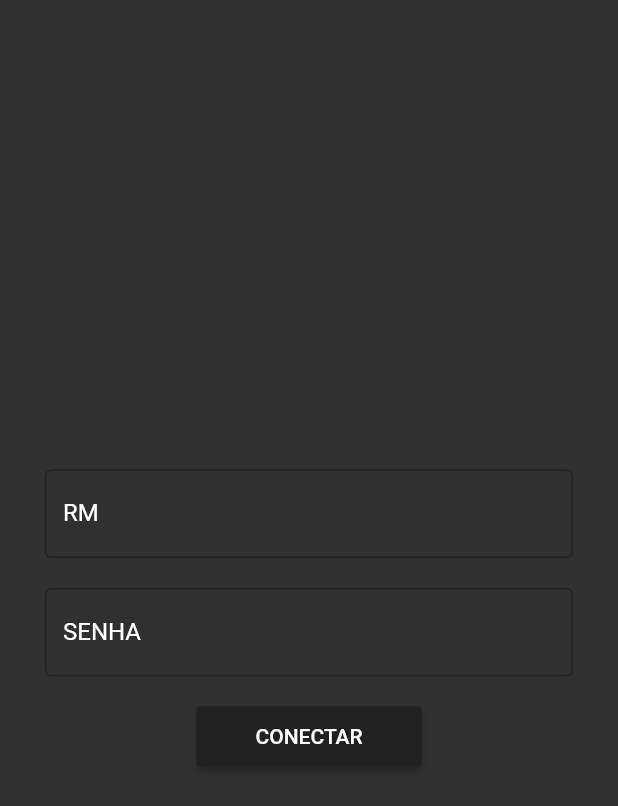
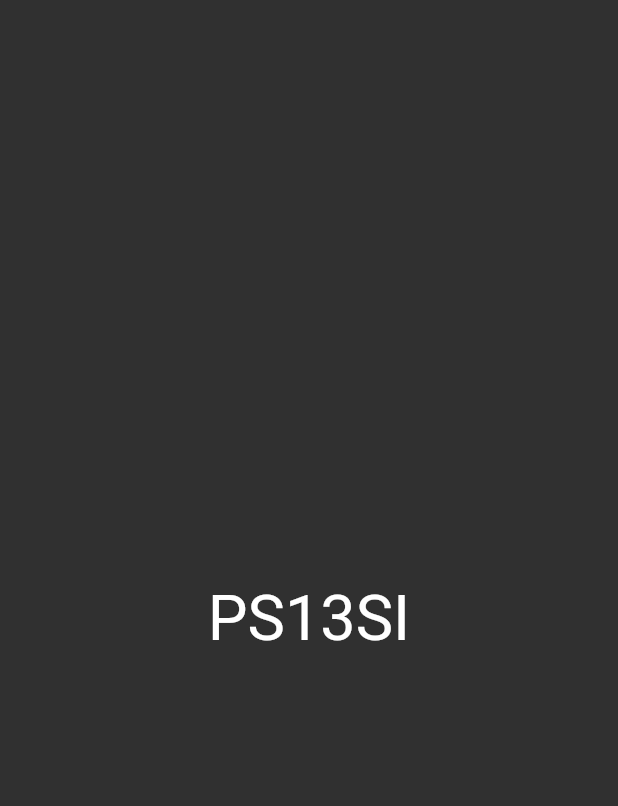
Before and after one commit to GGotha/PS13SI-Flutter, a Flutter app: the first screen one second after launch, on a phone screen of 412 x 824 dp. Shown: the top 806 px of the screen. Run offline on Flutter 3.47's test engine with Material 2 defaults, Android fonts, the phone set to English and light mode, and no system bars; our stand-ins replace badges, flutter_local_notifications.

Commit message:
add some assets

```diff
--- a/lib/app.dart
+++ b/lib/app.dart
@@ -4,6 +4,7 @@ import 'package:ps13si/models/notification_model.dart';
 import 'package:ps13si/screens/course_details_screen.dart';
 import 'package:ps13si/screens/home_screen.dart';
 import 'package:ps13si/screens/login_screen.dart';
+import 'package:ps13si/screens/splash_screen.dart';
 
 class App extends StatelessWidget {
   @override
@@ -17,7 +18,8 @@ class App extends StatelessWidget {
         themeMode: ThemeMode.dark,
         initialRoute: "/",
         routes: {
-          "/": (context) => LoginScreen(),
+          "/": (context) => SplashScreen(),
+          "/login": (context) => LoginScreen(),
           "/home": (context) => HomeScreen(),
           "/course-details": (context) => CourseDetailsScreen(),
         },
--- a/lib/repository/database.dart
+++ b/lib/repository/database.dart
@@ -3,7 +3,7 @@ class Database {
 
   Future<bool> createDatabase() async {
     await Future.delayed(
-      Duration(milliseconds: 100),
+      Duration(seconds: 2),
     );
     this.created = true;
     return created;
--- /dev/null
+++ b/lib/screens/splash_screen.dart
@@ -0,0 +1,26 @@
+import 'package:flutter/material.dart';
+import 'package:ps13si/screens/login_screen.dart';
+
+class SplashScreen extends StatelessWidget {
+  @override
+  Widget build(BuildContext context) {
+    Future.delayed(
+      Duration(milliseconds: 3000),
+      () {
+        Navigator.pushReplacement(
+          context,
+          MaterialPageRoute(builder: (context) => LoginScreen()),
+        );
+      },
+    );
+
+    return Scaffold(
+      body: Center(
+        child: Text(
+          'PS13SI',
+          style: TextStyle(fontSize: 42),
+        ),
+      ),
+    );
+  }
+}
```
Also changed, not shown: 5 other files.
